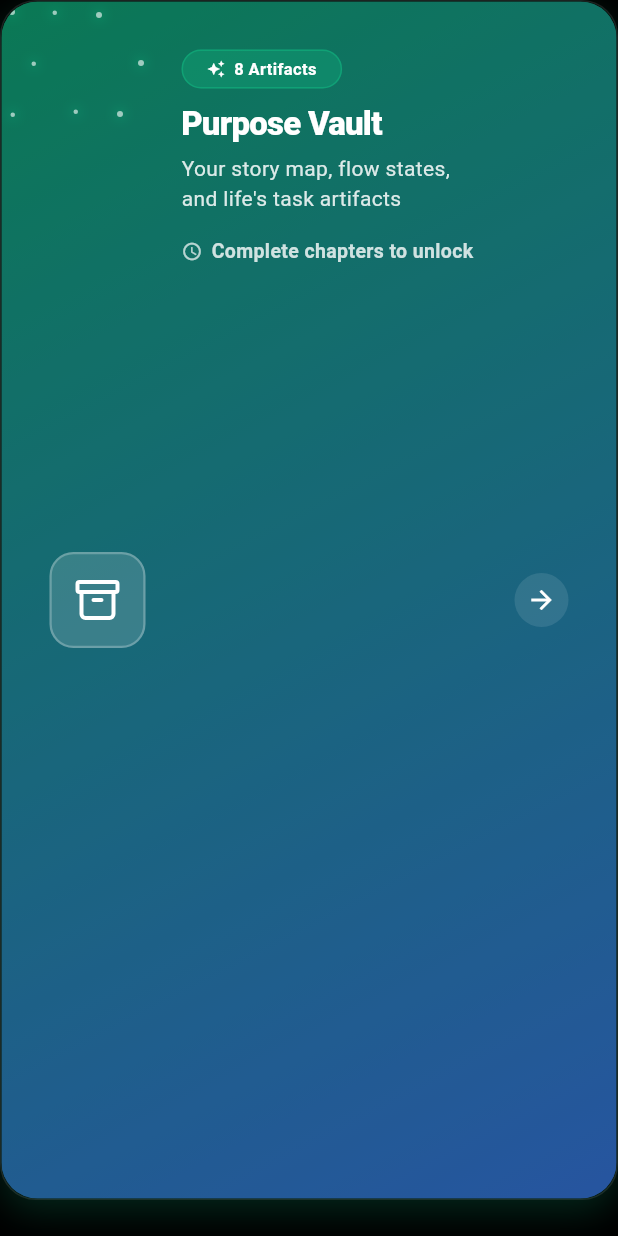
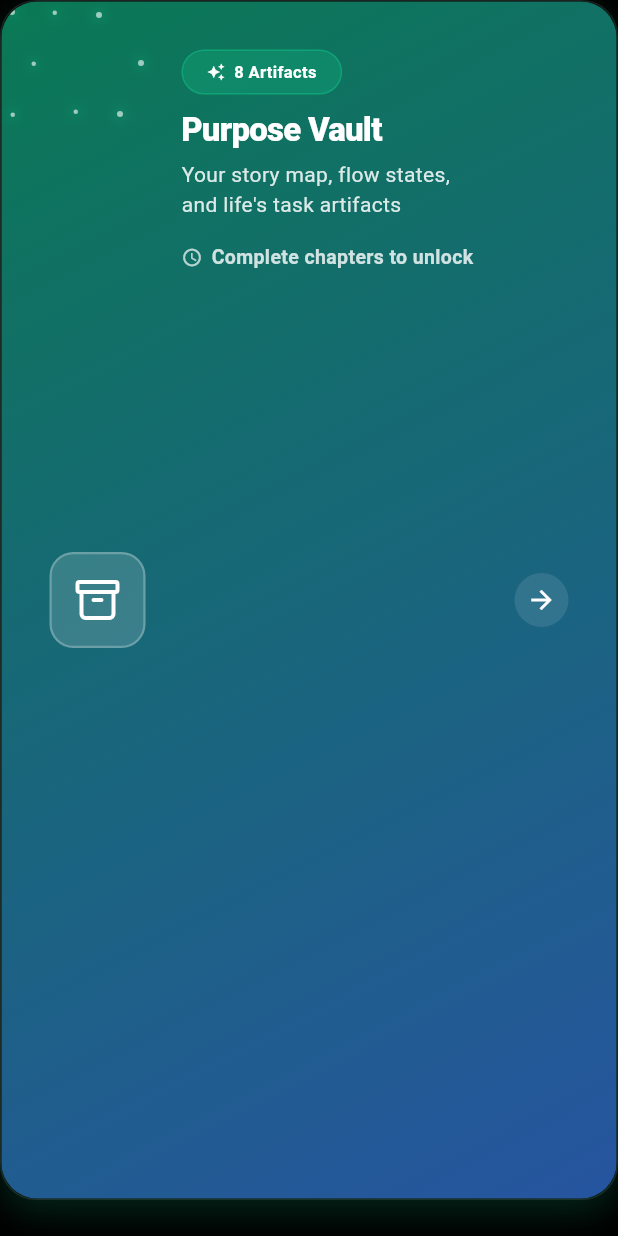
Before and after one commit to stossthegreat/futureyou, a Flutter app: the FeatureCard widget shown alone on an empty page, opened directly, on a phone screen of 412 x 824 dp. Run offline on Flutter 3.47's test engine with Material 3 defaults, Android fonts, the phone set to English and light mode, and no system bars; drawn by our look-alikes of flutter_animate; our stand-ins replace audioplayers, emoji_picker_flutter, firebase_auth, firebase_core, flutter_local_notifications, flutter_riverpod and 13 more; missing offline and left inert: android_alarm_manager_plus; accounts and stored records are empty.

Commit message:
FIX: Book card styling + revert planner scroll fix
✅ Book of Purpose card fixes:
1. Badge pill now fully rounded (borderRadius: 100)
2. Title split: 'The Book Of\nPurpose'
3. Beautiful emerald green gradient

✅ Planner scroll: Removed primary:false
- Let natural scroll physics work
- Should fix up/down scrolling

Pending: Discover links + vault/book screens

```diff
--- a/lib/lifetask/widgets/feature_card.dart
+++ b/lib/lifetask/widgets/feature_card.dart
@@ -124,11 +124,11 @@ class FeatureCard extends StatelessWidget {
                           Container(
                             padding: const EdgeInsets.symmetric(
                               horizontal: AppSpacing.md,
-                              vertical: 4,
+                              vertical: 6, // ✅ FIX 1: Slightly more padding for better pill shape
                             ),
                             decoration: BoxDecoration(
                               color: gradientColors.first.withOpacity(0.3),
-                              borderRadius: BorderRadius.circular(AppBorderRadius.full),
+                              borderRadius: BorderRadius.circular(100), // ✅ FIX 1: Force full pill shape
                               border: Border.all(
                                 color: gradientColors.first.withOpacity(0.5),
                               ),
--- a/lib/screens/future_you_screen.dart
+++ b/lib/screens/future_you_screen.dart
@@ -296,13 +296,13 @@ class _FutureYouScreenState extends State<FutureYouScreen> {
 
         // Card 1: The Book of Purpose (Main Journey)
         FeatureCard(
-          title: 'The Book of Purpose',
+          title: 'The Book Of\nPurpose', // ✅ FIX 2: Split text on two lines
           subtitle: 'Begin your 7-chapter cinematic journey of purpose discovery',
           badge: '7 Chapter Journey',
           icon: LucideIcons.bookOpen,
           gradientColors: [
-            const Color(0xFFD4AF37), // Gold
-            const Color(0xFFA855F7), // Purple
+            const Color(0xFF10b981), // ✅ FIX 3: Beautiful emerald green
+            const Color(0xFF059669), // Darker emerald
           ],
           progressText: chaptersComplete > 0 ? '$chaptersComplete of 7 Chapters' : 'Start Journey',
           progressValue: chaptersComplete > 0 ? progressPercent : null,
--- a/lib/screens/planner_screen.dart
+++ b/lib/screens/planner_screen.dart
@@ -353,7 +353,6 @@ class _PlannerScreenState extends ConsumerState<PlannerScreen>
   }
   Widget _buildAddNewTab() {
     return SingleChildScrollView(
-      primary: false, // ✅ FIX: Don't claim primary scroll position
       child: GlassCard(
         child: Form(
           key: _formKey,
@@ -757,8 +756,6 @@ class _PlannerScreenState extends ConsumerState<PlannerScreen>
     return RefreshIndicator(
       onRefresh: () async => await ref.read(habitEngineProvider).loadHabits(),
       child: ListView(
-        primary: false, // ✅ FIX: Don't claim primary scroll position
-        shrinkWrap: false, // Allow ListView to take full space
         padding: const EdgeInsets.fromLTRB(
           AppSpacing.lg,
           0,
@@ -1269,7 +1266,6 @@ class _PlannerScreenState extends ConsumerState<PlannerScreen>
   // ---------------------------------------------------------
   Widget _buildSystemTab() {
     return SingleChildScrollView(
-      primary: false, // ✅ FIX: Don't claim primary scroll position
       child: GlassCard(
         child: Column(
           crossAxisAlignment: CrossAxisAlignment.stretch,
```
